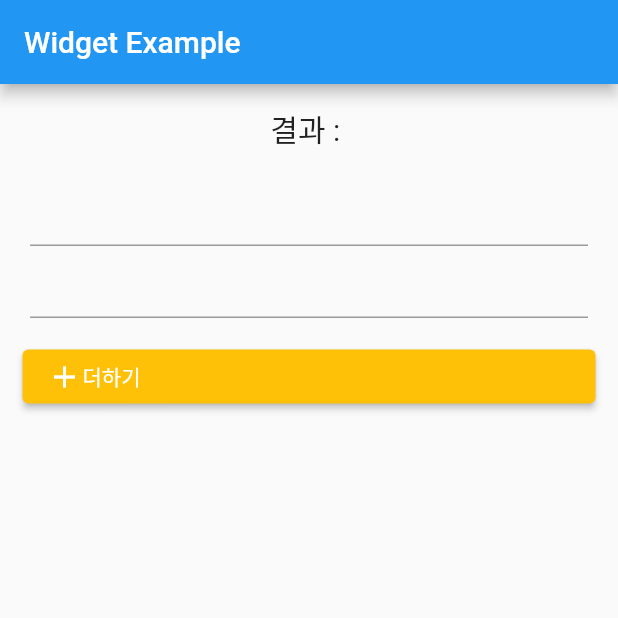
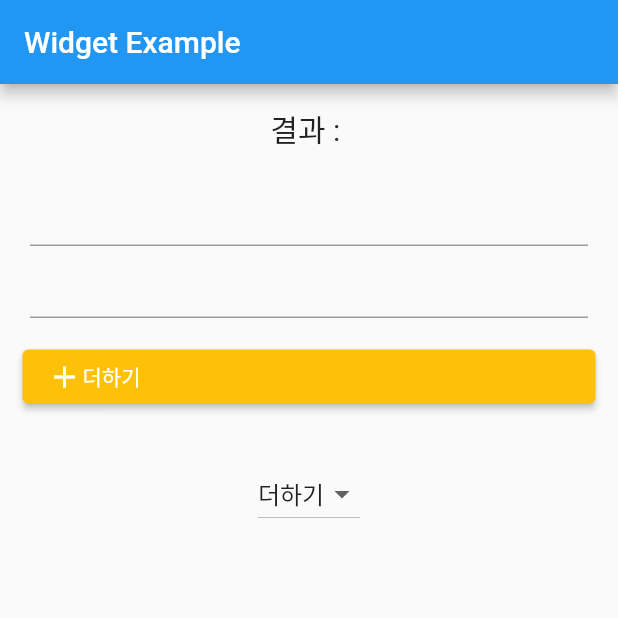
Before and after one commit to CHOI97/flutter-personally-study, a Flutter app: the screen it shows after launch, after a tap on "더하기", on a phone screen of 412 x 824 dp, the top half of it. Run offline on Flutter 3.47's test engine with Material 2 defaults, Android fonts, the light colour scheme and no system bars.

Commit message:
flutter four operation calculator

```diff
--- a/flutter_study_calculator/lib/main.dart
+++ b/flutter_study_calculator/lib/main.dart
@@ -22,10 +22,20 @@ class WidgetApp extends StatefulWidget {
 }
 
 class _WidgetExampleState extends State<WidgetApp> {
+  List _buttonList = ['더하기','빼기','곱하기','나누기'];
+  List<DropdownMenuItem<String>> _dropDownMenuItems = new List.empty(growable: true);
+  String? _buttonText;
   String sum = '';
   TextEditingController value1 = TextEditingController();
   TextEditingController value2 = TextEditingController();
-
+  @override
+  void initState(){
+    super.initState();
+    for(var item in _buttonList){
+      _dropDownMenuItems.add(DropdownMenuItem(value: item,child: Text(item)));
+    }
+    _buttonText = _dropDownMenuItems[0].value;
+  }
   @override
   Widget build(BuildContext context) {
     return Scaffold(
@@ -57,18 +67,37 @@ class _WidgetExampleState extends State<WidgetApp> {
                   padding: EdgeInsets.all(15),
                   child: ElevatedButton(
                     child: Row(
-                      children: <Widget>[Icon(Icons.add), Text('더하기')],
+                      children: <Widget>[Icon(Icons.add), Text(_buttonText!)],
                     ),
                     style: ButtonStyle(
                         backgroundColor:
                             MaterialStateProperty.all(Colors.amber)),
                     onPressed: () {
                       setState(() {
-                        int result  = int.parse(value1.value.text)+int.parse(value2.value.text);
+                        var value1Int = double.parse(value1.value.text);
+                        var value2Int = double.parse(value2.value.text);
+                        var result;
+                        if(_buttonText == '더하기'){
+                          result = value1Int + value2Int;
+                        }else if(_buttonText == '빼기'){
+                          result = value1Int - value2Int;
+                        }else if(_buttonText == '곱하기'){
+                          result = value1Int * value2Int;
+                        }else{
+                          result = value1Int / value2Int;
+                        }
                         sum = '$result';
                       });
                     },
-                  ))
+                  )),
+              Padding(
+                padding: EdgeInsets.all(15),
+                child: DropdownButton(items: _dropDownMenuItems, onChanged: (String? value){
+                  setState((){
+                    _buttonText =value;
+                  });
+                },value: _buttonText,),
+              )
             ],
           ),
         ),
```
